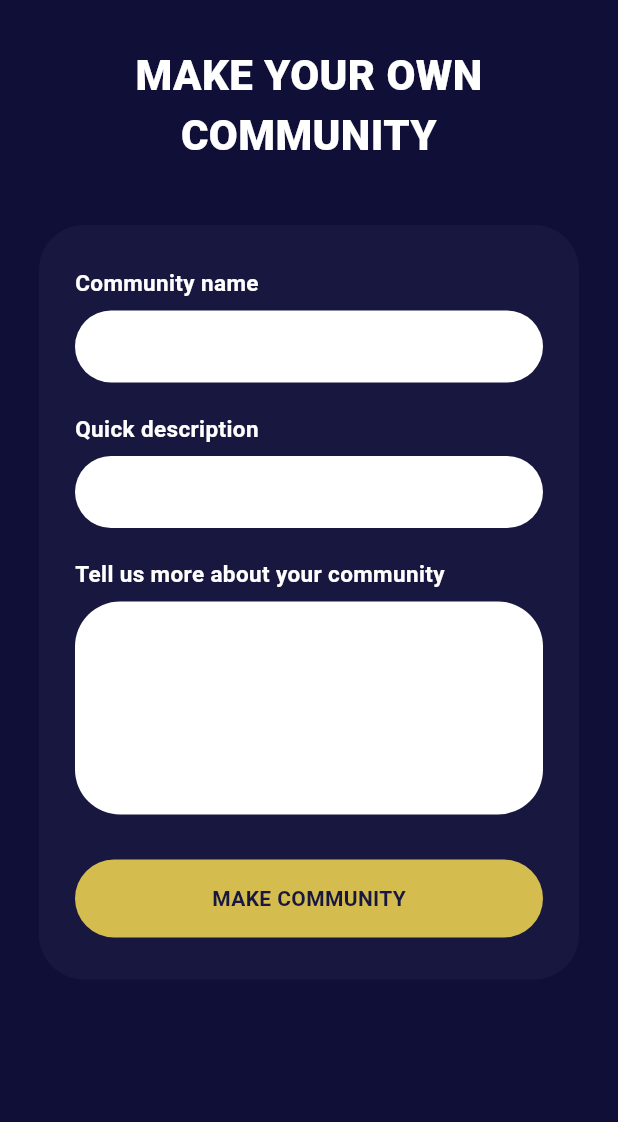
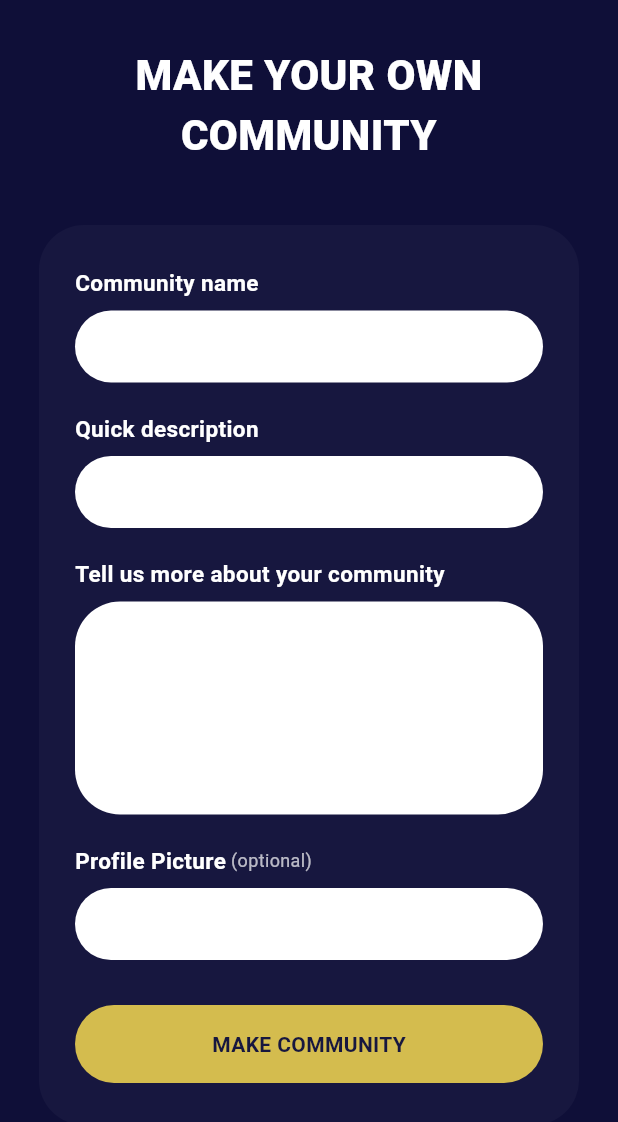
Before and after one commit to pbp-kelompok-f3/kulatih-mobile, a Flutter app: the CreateCommunityPage screen opened directly, on a phone screen of 412 x 824 dp. Shown: the top 1122 px of the screen. Run offline on Flutter 3.47's test engine with Material 3 defaults, Android fonts, the light colour scheme and no system bars; our stand-ins replace google_fonts; missing offline and left inert: pbp_django_auth; accounts and stored records are empty; Roboto replaces fonts that are missing (BeVietnamPro).

Commit message:
add pfp community

```diff
--- a/lib/alia-community/pages/create_community_page.dart
+++ b/lib/alia-community/pages/create_community_page.dart
@@ -17,6 +17,7 @@ class _CreateCommunityPageState extends State<CreateCommunityPage> {
   final _name = TextEditingController();
   final _short = TextEditingController();
   final _long = TextEditingController();
+  final _profilePicture = TextEditingController();
 
   bool _submitting = false;
 
@@ -25,7 +26,7 @@ class _CreateCommunityPageState extends State<CreateCommunityPage> {
         _short.text.trim().isEmpty ||
         _long.text.trim().isEmpty) {
       ScaffoldMessenger.of(context).showSnackBar(
-        const SnackBar(content: Text("Please fill in all fields")),
+        const SnackBar(content: Text("Please fill in all required fields")),
       );
       return;
     }
@@ -39,7 +40,7 @@ class _CreateCommunityPageState extends State<CreateCommunityPage> {
       _name.text.trim(),
       _short.text.trim(),
       _long.text.trim(),
-      null,
+      _profilePicture.text.trim().isEmpty ? null : _profilePicture.text.trim(),
     );
 
     setState(() => _submitting = false);
@@ -66,9 +67,11 @@ class _CreateCommunityPageState extends State<CreateCommunityPage> {
   }
 
   Widget _field(String label, TextEditingController controller,
-      {int maxLines = 1}) {
+      {int maxLines = 1, bool optional = false}) {
     return Column(
       crossAxisAlignment: CrossAxisAlignment.start,
+      children: [
+        Row(
           children: [
             Text(
               label,
@@ -77,6 +80,17 @@ class _CreateCommunityPageState extends State<CreateCommunityPage> {
                 fontWeight: FontWeight.w700,
                 fontSize: 15,
               ),
+            ),
+            if (optional)
+              Text(
+                " (optional)",
+                style: TextStyle(
+                  color: AppColors.textLight,
+                  fontWeight: FontWeight.w400,
+                  fontSize: 12,
+                ),
+              ),
+          ],
         ),
         const SizedBox(height: 8),
 
@@ -146,6 +160,7 @@ class _CreateCommunityPageState extends State<CreateCommunityPage> {
                     _field("Quick description", _short),
                     _field("Tell us more about your community", _long,
                         maxLines: 6),
+                    _field("Profile Picture", _profilePicture, optional: true),
 
                     const SizedBox(height: 10),
 
```
Also changed, not shown: lib/alia-community/pages/community_detail_page.dart (+31 -6 lines), lib/alia-community/widgets/community_card.dart (+34 -1 lines), lib/alia-community/widgets/my_community_card.dart (+56 -8 lines). Lines whose indentation alone changed are shown as unchanged.
